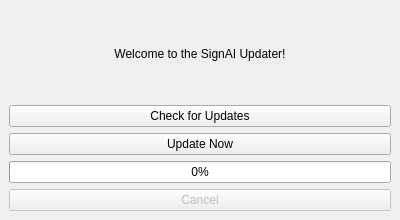
Qt form app/updater/updater_app.ui (Stefanos0710/SignAI) before a commit.
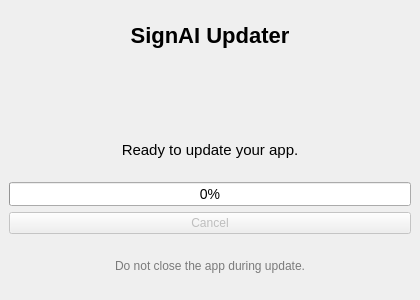
The same form after that commit. Icons and pictures are not drawn.

Commit message:
Redesign updater UI and enhance styles
Updated the updater_app.ui layout for improved clarity and usability, including new labels, icon, and progress bar styling. Refined style.qss for a more modern look and better button/label appearance. Minor code comments in updater-app.py were translated to English for consistency.

```diff
--- a/app/updater/updater_app.ui
+++ b/app/updater/updater_app.ui
@@ -6,8 +6,8 @@
    <rect>
     <x>0</x>
     <y>0</y>
-    <width>400</width>
-    <height>220</height>
+    <width>420</width>
+    <height>300</height>
    </rect>
   </property>
   <property name="windowTitle">
@@ -15,34 +15,52 @@
   </property>
   <widget class="QWidget" name="centralwidget">
    <layout class="QVBoxLayout" name="verticalLayout">
+    <item>
+     <widget class="QLabel" name="titleLabel">
+      <property name="styleSheet">
+       <string>font-size: 22px; font-weight: bold;</string>
+      </property>
+      <property name="text">
+       <string>SignAI Updater</string>
+      </property>
+      <property name="alignment">
+       <set>Qt::AlignmentFlag::AlignCenter</set>
+      </property>
+     </widget>
+    </item>
+    <item>
+     <widget class="QLabel" name="iconLabel">
+      <property name="minimumSize">
+       <size>
+        <width>48</width>
+        <height>48</height>
+       </size>
+      </property>
+      <property name="pixmap">
+       <pixmap>icons/icon.png</pixmap>
+      </property>
+      <property name="alignment">
+       <set>Qt::AlignmentFlag::AlignCenter</set>
+      </property>
+     </widget>
+    </item>
     <item>
      <widget class="QLabel" name="statusLabel">
+      <property name="styleSheet">
+       <string>font-size: 15px;</string>
+      </property>
       <property name="text">
-       <string>Welcome to the SignAI Updater!</string>
+       <string>Ready to update your app.</string>
       </property>
       <property name="alignment">
-       <set>Qt::AlignCenter</set>
-      </property>
-     </widget>
-    </item>
-    <item>
-     <widget class="QPushButton" name="checkBtn">
-      <property name="text">
-       <string>Check for Updates</string>
-      </property>
-     </widget>
-    </item>
-    <item>
-     <widget class="QPushButton" name="updateBtn">
-      <property name="text">
-       <string>Update Now</string>
+       <set>Qt::AlignmentFlag::AlignCenter</set>
       </property>
      </widget>
     </item>
     <item>
      <widget class="QProgressBar" name="progressBar">
-      <property name="value">
-       <number>0</number>
+      <property name="styleSheet">
+       <string>height: 24px; font-size: 14px;</string>
       </property>
       <property name="minimum">
        <number>0</number>
@@ -50,18 +68,38 @@
       <property name="maximum">
        <number>100</number>
       </property>
+      <property name="value">
+       <number>0</number>
+      </property>
       <property name="textVisible">
        <bool>true</bool>
       </property>
      </widget>
     </item>
     <item>
-     <widget class="QPushButton" name="cancelBtn">
+     <layout class="QHBoxLayout" name="buttonLayout">
+      <item>
+       <widget class="QPushButton" name="cancelBtn">
+        <property name="enabled">
+         <bool>false</bool>
+        </property>
+        <property name="text">
+         <string>Cancel</string>
+        </property>
+       </widget>
+      </item>
+     </layout>
+    </item>
+    <item>
+     <widget class="QLabel" name="infoLabel">
+      <property name="styleSheet">
+       <string>font-size: 12px; color: #7a7a7a;</string>
+      </property>
       <property name="text">
-       <string>Cancel</string>
+       <string>Do not close the app during update.</string>
       </property>
-      <property name="enabled">
-       <bool>false</bool>
+      <property name="alignment">
+       <set>Qt::AlignmentFlag::AlignCenter</set>
       </property>
      </widget>
     </item>
```
The commit also changes 2 other files.
